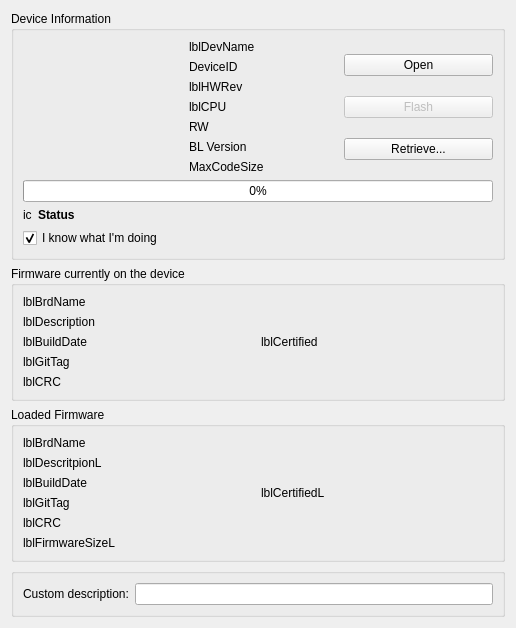
First picture: the form in ground/openpilotgcs/src/plugins/uploader/devicewidget.ui, repository openpilot/OpenPilot, before the edit.
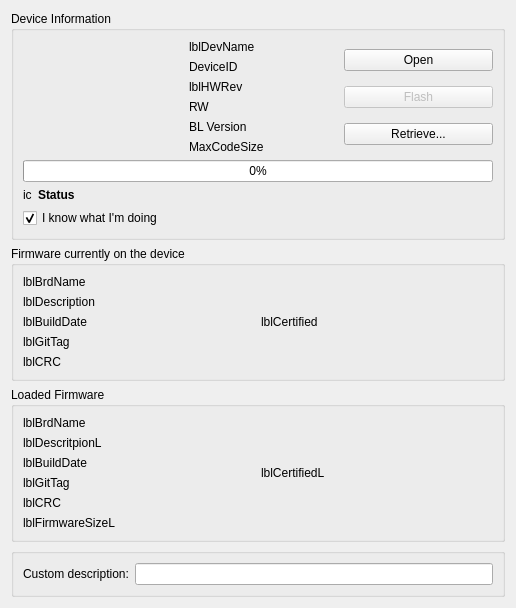
Second picture: the form after the edit.

Commit message: OP-515 took CPU serial from the devices screen

```diff
--- a/ground/openpilotgcs/src/plugins/uploader/devicewidget.ui
+++ b/ground/openpilotgcs/src/plugins/uploader/devicewidget.ui
@@ -7,7 +7,7 @@
     <x>0</x>
     <y>0</y>
     <width>516</width>
-    <height>507</height>
+    <height>582</height>
    </rect>
   </property>
   <property name="windowTitle">
@@ -58,13 +58,6 @@
             </property>
            </widget>
           </item>
-          <item>
-           <widget class="QLabel" name="lblCPU">
-            <property name="text">
-             <string>lblCPU</string>
-            </property>
-           </widget>
-          </item>
           <item>
            <widget class="QLabel" name="lblAccess">
             <property name="text">
```
The commit also changes 1 other file.
